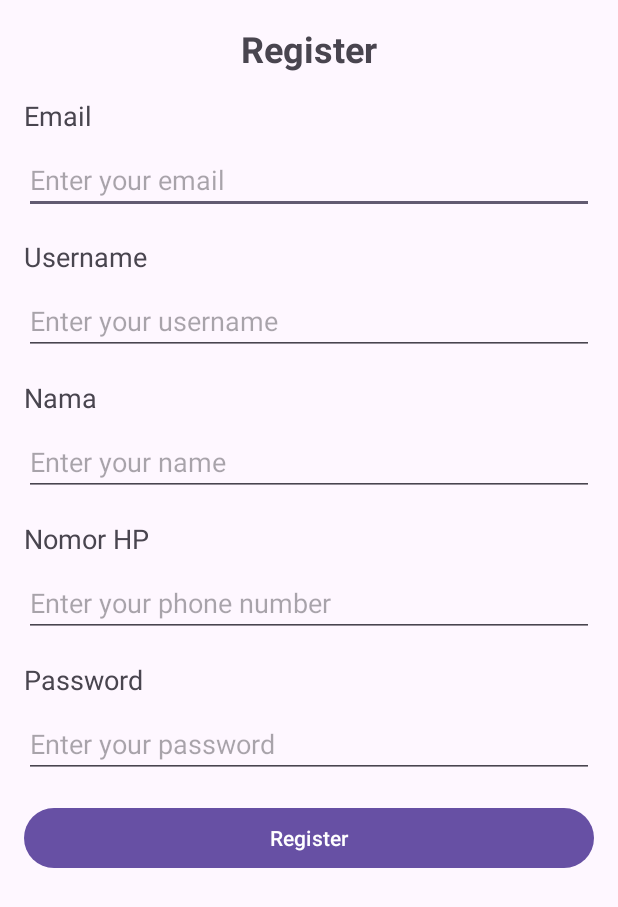
After one commit to aryaenrico/Zakat, an Android app: the RegisterActivity screen opened directly, with no data from a screen before it, on a phone screen of 412 x 824 dp. The commit adds this screen. Shown: the top 907 px of the screen. Run offline under Robolectric (Android 15) with nearby library versions, the phone set to English and light mode, and no system bars.

Commit message:
Layout Register

```diff
--- a/app/src/main/AndroidManifest.xml
+++ b/app/src/main/AndroidManifest.xml
@@ -13,6 +13,9 @@
         android:theme="@style/Theme.Zakat"
         tools:targetApi="31">
         <activity
+            android:name=".RegisterActivity"
+            android:exported="false" />
+        <activity
             android:name=".LoginActivity"
             android:exported="false" />
         <activity
--- /dev/null
+++ b/app/src/main/java/com/example/zakat/RegisterActivity.java
@@ -0,0 +1,14 @@
+package com.example.zakat;
+
+import androidx.appcompat.app.AppCompatActivity;
+
+import android.os.Bundle;
+
+public class RegisterActivity extends AppCompatActivity {
+
+    @Override
+    protected void onCreate(Bundle savedInstanceState) {
+        super.onCreate(savedInstanceState);
+        setContentView(R.layout.activity_register);
+    }
+}
--- a/app/src/main/res/layout/activity_main.xml
+++ b/app/src/main/res/layout/activity_main.xml
@@ -24,7 +24,8 @@
     <EditText
         android:id="@+id/etUsername"
         android:layout_width="match_parent"
-        android:layout_height="wrap_content"
+        android:layout_height="48dp"
+        android:autofillHints="username"
         android:hint="@string/enter_your_username"
         android:inputType="text"/>
 
@@ -39,14 +40,15 @@
     <EditText
         android:id="@+id/etPassword"
         android:layout_width="match_parent"
-        android:layout_height="wrap_content"
+        android:layout_height="48dp"
         android:hint="@string/enter_your_password"
         android:inputType="textPassword"/>
 
     <Button
         android:id="@+id/btLogin"
         android:layout_width="match_parent"
-        android:layout_height="wrap_content"
+        android:layout_height="54dp"
+
         android:text="@string/login"
         android:layout_marginTop="16dp"/>
 
@@ -57,8 +59,8 @@
         android:layout_gravity="center_horizontal"
         android:layout_marginTop="16dp"/>
 
-    <TextView
-        android:layout_width="wrap_content"
+    <Button
+        android:layout_width="match_parent"
         android:layout_height="wrap_content"
         android:text="@string/register"
         android:textSize="18sp"
--- /dev/null
+++ b/app/src/main/res/layout/activity_register.xml
@@ -0,0 +1,98 @@
+<?xml version="1.0" encoding="utf-8"?>
+<LinearLayout xmlns:android="http://schemas.android.com/apk/res/android"
+    android:layout_width="match_parent"
+    android:layout_height="match_parent"
+    android:orientation="vertical"
+    android:padding="16dp">
+
+    <TextView
+        android:layout_width="wrap_content"
+        android:layout_height="wrap_content"
+        android:text="@string/register"
+        android:textSize="24sp"
+        android:textStyle="bold"
+        android:layout_gravity="center_horizontal"
+        android:layout_marginBottom="16dp"/>
+
+    <TextView
+        android:layout_width="wrap_content"
+        android:layout_height="wrap_content"
+        android:text="@string/email"
+        android:textSize="18sp"
+        android:layout_marginBottom="8dp"/>
+
+    <EditText
+        android:id="@+id/etEmail"
+        android:layout_width="match_parent"
+        android:layout_height="wrap_content"
+        android:hint="@string/enter_your_email"
+        android:inputType="textEmailAddress"/>
+
+    <TextView
+        android:layout_width="wrap_content"
+        android:layout_height="wrap_content"
+        android:text="@string/username"
+        android:textSize="18sp"
+        android:layout_marginTop="16dp"
+        android:layout_marginBottom="8dp"/>
+
+    <EditText
+        android:id="@+id/etUsername"
+        android:layout_width="match_parent"
+        android:layout_height="wrap_content"
+        android:hint="Enter your username"
+        android:inputType="text"/>
+
+    <TextView
+        android:layout_width="wrap_content"
+        android:layout_height="wrap_content"
+        android:text="@string/nama"
+        android:textSize="18sp"
+        android:layout_marginTop="16dp"
+        android:layout_marginBottom="8dp"/>
+
+    <EditText
+        android:id="@+id/etNama"
+        android:layout_width="match_parent"
+        android:layout_height="wrap_content"
+        android:hint="@string/enter_your_name"
+        android:inputType="text"/>
+
+    <TextView
+        android:layout_width="wrap_content"
+        android:layout_height="wrap_content"
+        android:text="@string/nomor_hp"
+        android:textSize="18sp"
+        android:layout_marginTop="16dp"
+        android:layout_marginBottom="8dp"/>
+
+    <EditText
+        android:id="@+id/etNoTelp"
+        android:layout_width="match_parent"
+        android:layout_height="wrap_content"
+        android:hint="@string/enter_your_phone_number"
+        android:inputType="phone"/>
+
+    <TextView
+        android:layout_width="wrap_content"
+        android:layout_height="wrap_content"
+        android:text="@string/password"
+        android:textSize="18sp"
+        android:layout_marginTop="16dp"
+        android:layout_marginBottom="8dp"/>
+
+    <EditText
+        android:id="@+id/editTextPassword"
+        android:layout_width="match_parent"
+        android:layout_height="wrap_content"
+        android:hint="@string/enter_your_password"
+        android:inputType="textPassword"/>
+
+    <Button
+        android:id="@+id/buttonRegister"
+        android:layout_width="match_parent"
+        android:layout_height="wrap_content"
+        android:text="@string/register"
+        android:layout_marginTop="16dp"/>
+
+</LinearLayout>
--- a/app/src/main/res/values/strings.xml
+++ b/app/src/main/res/values/strings.xml
@@ -7,4 +7,10 @@
     <string name="don_t_have_an_account">Don\'t have an account?</string>
     <string name="enter_your_password">Enter your password</string>
     <string name="enter_your_username">Enter your username</string>
+    <string name="email">Email</string>
+    <string name="enter_your_email">Enter your email</string>
+    <string name="nama">Nama</string>
+    <string name="enter_your_name">Enter your name</string>
+    <string name="nomor_hp">Nomor HP</string>
+    <string name="enter_your_phone_number">Enter your phone number</string>
 </resources>
```
